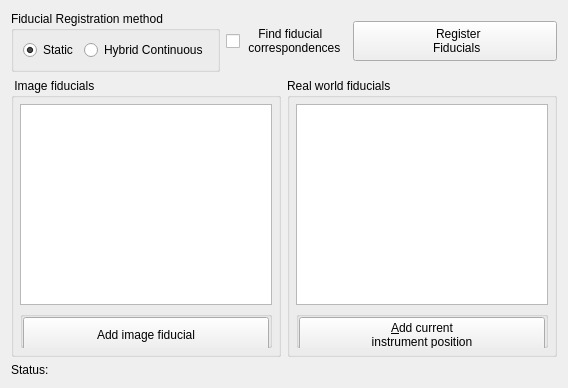
Old version of the form Modules/IGTUI/Qmitk/QmitkFiducialRegistrationWidget.ui in the repository MITK/MITK.
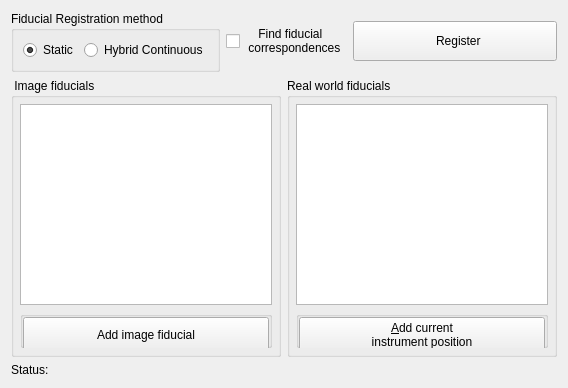
New version of the form. Custom widgets are drawn as their Qt base class.

Commit message: Allow changing the name of landamark groupbox and buttons

The edit to the form file:
```diff
--- a/Modules/IGTUI/Qmitk/QmitkFiducialRegistrationWidget.ui
+++ b/Modules/IGTUI/Qmitk/QmitkFiducialRegistrationWidget.ui
@@ -87,8 +87,7 @@
       </size>
      </property>
      <property name="text">
-      <string>  Register
- Fiducials</string>
+      <string>  Register</string>
      </property>
     </widget>
    </item>
```
Left out of the diff: 9 changed lines with no effect on the pictures. The commit also changes 2 other files.
